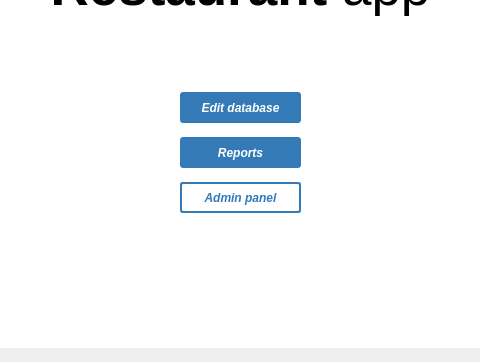
aantr/restaurant_db, file UI/menu.ui: the form before one commit; both pictures show x 120 to 600 and y 118 to 480 of the 720 by 480 pixel window.
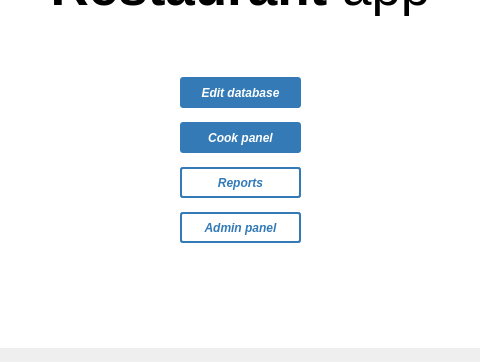
The form after the commit.

Patch:
```diff
--- a/UI/menu.ui
+++ b/UI/menu.ui
@@ -87,7 +87,7 @@
     <property name="geometry">
      <rect>
       <x>285</x>
-      <y>195</y>
+      <y>180</y>
       <width>121</width>
       <height>31</height>
      </rect>
@@ -115,7 +115,7 @@
     <property name="geometry">
      <rect>
       <x>285</x>
-      <y>240</y>
+      <y>270</y>
       <width>121</width>
       <height>31</height>
      </rect>
@@ -133,7 +133,21 @@
      <cursorShape>PointingHandCursor</cursorShape>
     </property>
     <property name="styleSheet">
-     <string notr="true"/>
+     <string notr="true">QPushButton{
+background-color: #fff;
+color: #337AB7;
+border-style: solid;
+border-width: 2;
+border-color: #337AB7;
+}
+
+QPushButton:hover{
+background-color: #dfeffD;
+}
+
+QPushButton:pressed{
+background-color: qlineargradient(spread:pad, x1:0, y1:0, x2:0, y2:1, stop:0 #fff, stop:1 #BDDDED);
+}</string>
     </property>
     <property name="text">
      <string>Reports</string>
@@ -185,7 +199,7 @@
     <property name="geometry">
      <rect>
       <x>285</x>
-      <y>285</y>
+      <y>315</y>
       <width>121</width>
       <height>31</height>
      </rect>
@@ -251,6 +265,34 @@
      <number>25</number>
     </property>
    </widget>
+   <widget class="QPushButton" name="btn_cook">
+    <property name="geometry">
+     <rect>
+      <x>285</x>
+      <y>225</y>
+      <width>121</width>
+      <height>31</height>
+     </rect>
+    </property>
+    <property name="font">
+     <font>
+      <family>Segoe UI</family>
+      <pointsize>-1</pointsize>
+      <weight>75</weight>
+      <italic>true</italic>
+      <bold>true</bold>
+     </font>
+    </property>
+    <property name="cursor">
+     <cursorShape>PointingHandCursor</cursorShape>
+    </property>
+    <property name="styleSheet">
+     <string notr="true"/>
+    </property>
+    <property name="text">
+     <string>Cook panel</string>
+    </property>
+   </widget>
   </widget>
  </widget>
  <resources/>
```
